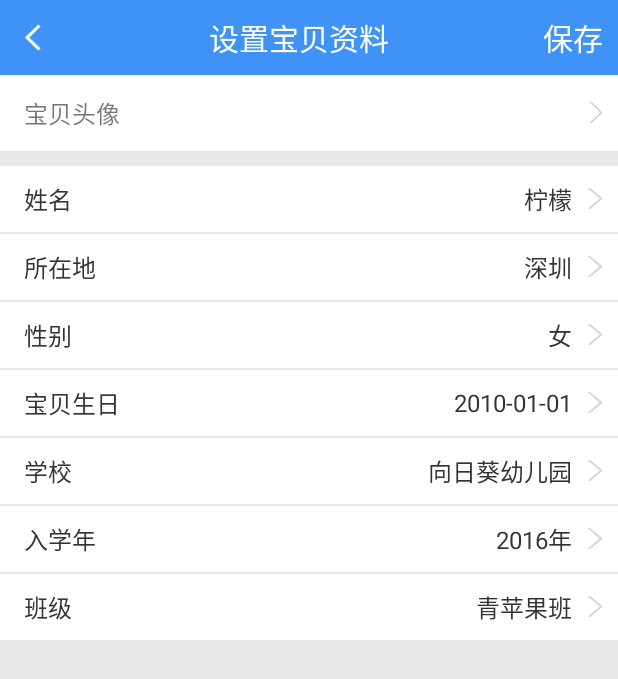
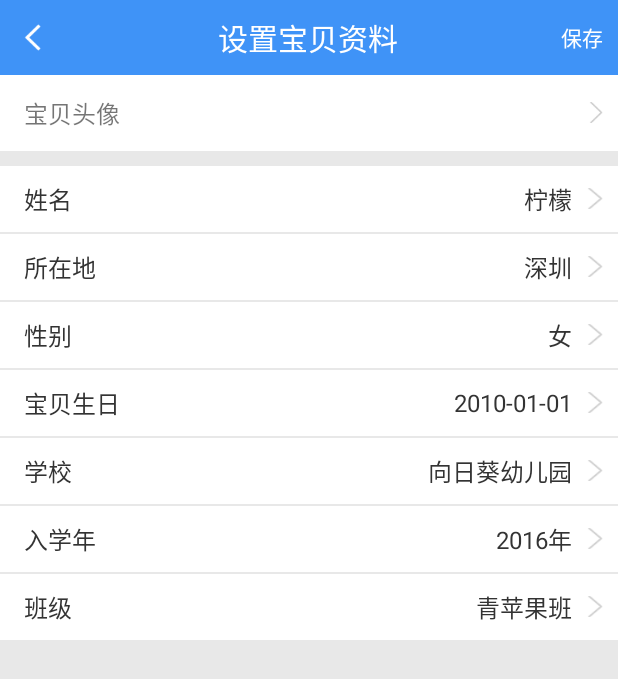
Before and after one commit to dashuizhu/Buddy, an Android app: the BabySetupAcivity screen opened directly, with no data from a screen before it, on a phone screen of 412 x 824 dp. Shown: the top 679 px of the screen. Run offline under Robolectric (Android 15) with nearby library versions, the phone set to English and light mode, and no system bars; our stand-ins replace ButterKnife, Dagger/Hilt's generated code; libraries missing offline, so code that uses them is left out: cn.qqtheme.framework, com.facebook.drawee, me.iwf.photopicker, rx.android.schedulers, rx.functions and 1 more; plain views replace SimpleDraweeView; pictures from the network do not load; 1 statement that could not run was skipped.

```diff
--- a/app/build.gradle
+++ b/app/build.gradle
@@ -1,4 +1,3 @@
-
 buildscript {
   repositories {
     maven { url 'https://maven.fabric.io/public' }
--- a/app/src/main/java/com/example/administrator/buddy/BabySetupAcivity.java
+++ b/app/src/main/java/com/example/administrator/buddy/BabySetupAcivity.java
@@ -32,7 +32,7 @@ import me.iwf.photopicker.PhotoPicker;
  * Created by zhuj on 2017/8/24 14:20.
  */
 public class BabySetupAcivity extends BaseActivity {
-    @BindView(R.id.imageview_babysetup) ImageView mImageviewBabysetup;
+    @BindView(R.id.imageview_babysetup) ImageView mImageviewBabysetup;//
     @BindView(R.id.tv_baby_save) TextView mTvBabySave;
     @BindView(R.id.imageview_babysetup1) SimpleDraweeView mImageviewBabysetup1;
     @BindView(R.id.iamgeview_babysetup2) ImageView mIamgeviewBabysetup2;
@@ -86,7 +86,8 @@ public class BabySetupAcivity extends BaseActivity {
 
     @Override protected void onActivityResult(int requestCode, int resultCode, Intent data) {
         super.onActivityResult(requestCode, resultCode, data);
-        if(requestCode == PhotoPicker.REQUEST_CODE){
+
+        if(resultCode== RESULT_OK&&requestCode == PhotoPicker.REQUEST_CODE){
             ArrayList<String> photos= data.getStringArrayListExtra(PhotoPicker.KEY_SELECTED_PHOTOS);
             url="file://"+photos.get(0);
             Log.e("url",url);
@@ -154,6 +155,8 @@ public class BabySetupAcivity extends BaseActivity {
     }) public void onViewClicked(View view) {
         switch (view.getId()) {
             case R.id.imageview_babysetup:
+                getIntent().putExtra("avatarurl", url);
+                setResult(RESULT_OK,getIntent());
                 finish();
                 break;
             case R.id.tv_baby_save:
--- a/app/src/main/java/com/example/administrator/buddy/Helper/HabitSql.java
+++ b/app/src/main/java/com/example/administrator/buddy/Helper/HabitSql.java
@@ -25,7 +25,6 @@ public class HabitSql extends SQLiteOpenHelper {
             Log.e("tag", "onCreate " +TABLE_NAME + "Error" + e.toString());
             return;
         }
-
     }
 
 
--- a/app/src/main/java/com/example/administrator/buddy/bean/HabitResult.java
+++ b/app/src/main/java/com/example/administrator/buddy/bean/HabitResult.java
@@ -57,11 +57,11 @@ public class HabitResult extends HabitBean {
     }
 
 
-    public List<DataBean> getData() {
+    public List<HabitResult.DataBean> getData() {
         return data;
     }
 
-    public void setData(List<DataBean> data) {
+    public void setData(List<HabitResult.DataBean> data) {
         this.data = data;
     }
 }
--- a/app/src/main/java/com/example/administrator/buddy/presenter/LoginPresenter.java
+++ b/app/src/main/java/com/example/administrator/buddy/presenter/LoginPresenter.java
@@ -40,7 +40,7 @@ public class LoginPresenter {
 
     public void login(final String accout, final String password) {
         mIBaseView.displayDialog();
-
+        //Rxjava
         mLoginMdoel.login(accout, password)
                 .subscribeOn(Schedulers.io())
                 .observeOn(AndroidSchedulers.mainThread())
@@ -90,7 +90,7 @@ public class LoginPresenter {
 
             @Override public void onError(Throwable e) {
                 mIBaseView.shutDialg();
-                mIBaseView.success(e.getMessage());
+                mIBaseView.onError(e.getMessage());
             }
 
             @Override public void onNext(HabitResult habitResult) {
--- a/app/src/main/java/com/example/administrator/buddy/request/HabitMdoel.java
+++ b/app/src/main/java/com/example/administrator/buddy/request/HabitMdoel.java
@@ -1,6 +1,7 @@
 package com.example.administrator.buddy.request;
 
 import android.content.SharedPreferences;
+import android.util.Log;
 import com.example.administrator.buddy.MyApplication;
 import com.example.administrator.buddy.bean.HabitResult;
 import com.example.administrator.buddy.network.IHttpAPI;
@@ -23,10 +24,11 @@ public class HabitMdoel {
         return iHttpAPI.habit("777777777777777",userInfo.getString("UserId","")).doOnNext(new Action1<HabitResult>() {
             @Override public void call(HabitResult habitResult) {
                 if (habitResult.isSuccess()) {
-                    mList =  habitResult.getData();
-                    HabitSqlMdoel mHabitSql;
-                    mHabitSql = new HabitSqlMdoel(MyApplication.getContext());
-                    mHabitSql.addtoSqlList(mList);
+                    Log.e("habit",habitResult.getData().toString());
+                    //mList =  habitResult.getData();
+                    //HabitSqlMdoel mHabitSql;
+                    //mHabitSql = new HabitSqlMdoel(MyApplication.getContext());
+                    //mHabitSql.addtoSqlList(mList);
                 }else {
                      new Exception(habitResult.getMessage());
                 }
--- a/app/src/main/res/layout/activity_setup_babysetup.xml
+++ b/app/src/main/res/layout/activity_setup_babysetup.xml
@@ -38,8 +38,18 @@
             android:layout_marginRight="10dp"
             android:text="保存"
             android:textColor="#ffffff"
-            android:textSize="20dp" />
+            android:textSize="14sp" />
     </LinearLayout>
+
+
+    <ScrollView
+        android:layout_width="wrap_content"
+        android:layout_height="wrap_content">
+
+        <LinearLayout
+            android:layout_width="match_parent"
+            android:layout_height="wrap_content"
+            android:orientation="vertical">
             <RelativeLayout
                 android:layout_width="match_parent"
                 android:layout_height="wrap_content"
@@ -76,16 +86,6 @@
                     android:src="@mipmap/list_right_arrow" />
 
             </RelativeLayout>
-
-    <ScrollView
-        android:layout_width="wrap_content"
-        android:layout_height="wrap_content">
-
-        <LinearLayout
-            android:layout_width="match_parent"
-            android:layout_height="wrap_content"
-            android:orientation="vertical">
-
             <com.example.administrator.buddy.controls.CombinationControlsTwo
                 android:id="@+id/tv_baby_name"
                 android:layout_width="wrap_content"
--- a/app/src/main/res/layout/merge_setup.xml
+++ b/app/src/main/res/layout/merge_setup.xml
@@ -23,7 +23,7 @@
         android:layout_width="wrap_content"
         android:layout_toLeftOf="@+id/btn_setup1"
         android:layout_centerVertical="true"
-        android:layout_marginRight="10dp"
+        android:padding="10dp"
         android:text=" "
         android:maxLines="1"
         android:textSize="16dp"
--- a/app/src/main/res/layout/merge_setupbaby.xml
+++ b/app/src/main/res/layout/merge_setupbaby.xml
@@ -25,7 +25,8 @@
         android:layout_width="wrap_content"
         android:layout_toLeftOf="@+id/btn_setup1"
         android:layout_centerVertical="true"
-        android:layout_marginRight="10dp"
+        android:padding="10dp"
+
         android:text=" "
         android:background="@null"
         android:singleLine="true"
```
Also changed, not shown: app/src/main/java/com/example/administrator/buddy/LoginActivity.java (+46 -59 lines), app/src/main/java/com/example/administrator/buddy/MainFragmentHabit.java (+8 -3 lines), app/src/main/java/com/example/administrator/buddy/MainFragmentSetup.java (+23 -4 lines), app/src/main/java/com/example/administrator/buddy/RegisterActivity.java (+33 -35 lines), app/src/main/res/layout/fragment_setup.xml (+9 -7 lines). Lines whose indentation alone changed are shown as unchanged.
